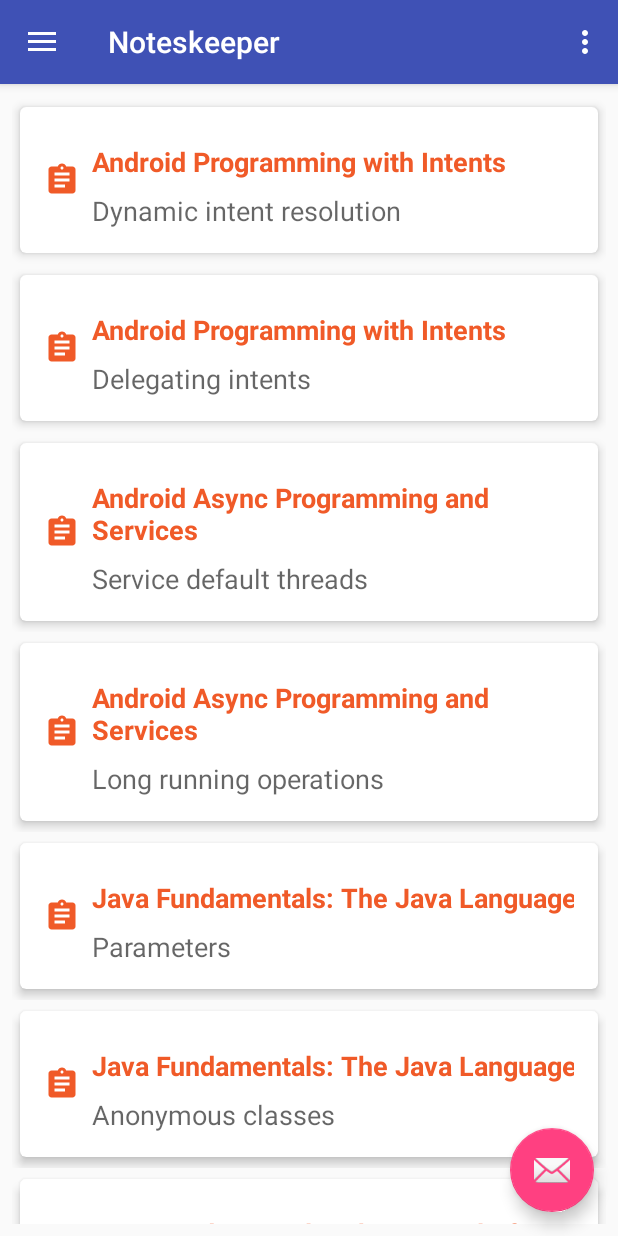
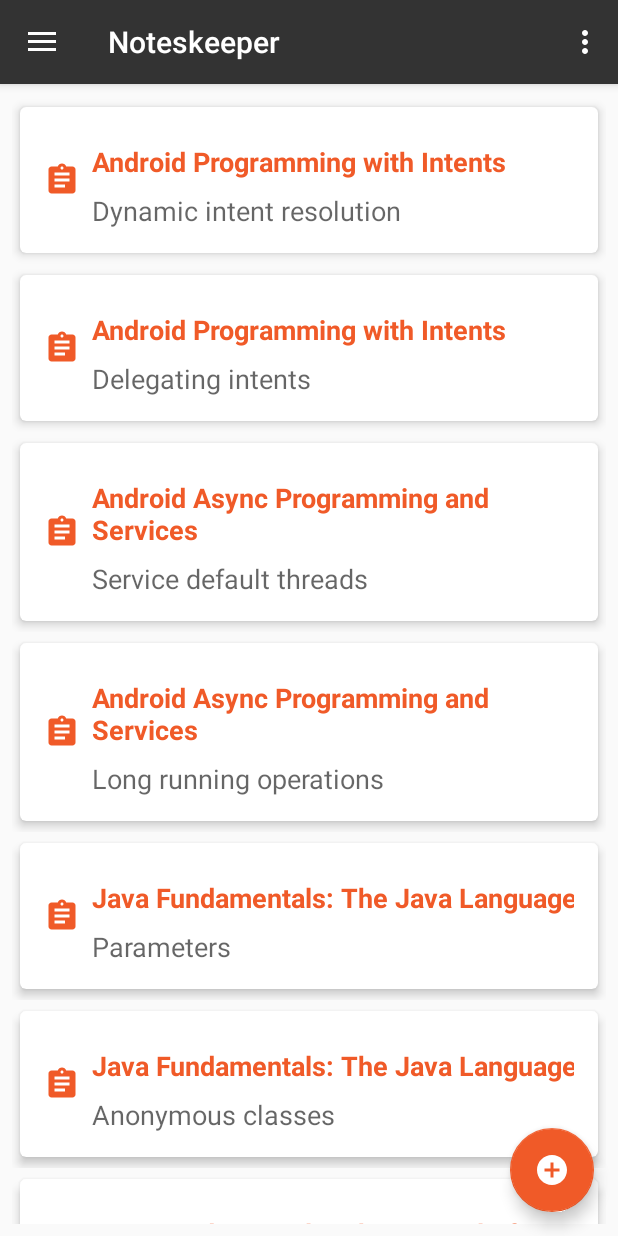
Before and after one commit to TshepzMogapi/PluralSightNotesKeeper, an Android app: the screen it shows after launch (MainActivity), on a phone screen of 412 x 824 dp. Run offline under Robolectric (Android 15) with nearby library versions, the phone set to English and light mode, and no system bars.

Commit message:
modify the appTheme attributes

```diff
--- /dev/null
+++ b/app/src/main/res/drawable/ic_add_circle_black_24dp.xml
@@ -0,0 +1,9 @@
+<vector xmlns:android="http://schemas.android.com/apk/res/android"
+        android:width="24dp"
+        android:height="24dp"
+        android:viewportWidth="24.0"
+        android:viewportHeight="24.0">
+    <path
+        android:fillColor="#FF000000"
+        android:pathData="M12,2C6.48,2 2,6.48 2,12s4.48,10 10,10 10,-4.48 10,-10S17.52,2 12,2zM17,13h-4v4h-2v-4L7,13v-2h4L11,7h2v4h4v2z"/>
+</vector>
--- a/app/src/main/res/layout/app_bar_main.xml
+++ b/app/src/main/res/layout/app_bar_main.xml
@@ -20,14 +20,16 @@
 
     </android.support.design.widget.AppBarLayout>
 
-    <include layout="@layout/content_main" />
+    <include
+        style="@style/AddFab"
+        layout="@layout/content_main" />
 
     <android.support.design.widget.FloatingActionButton
         android:id="@+id/fab"
+        style="@style/AddFab"
         android:layout_width="wrap_content"
         android:layout_height="wrap_content"
         android:layout_gravity="bottom|end"
-        android:layout_margin="@dimen/fab_margin"
-        app:srcCompat="@android:drawable/ic_dialog_email" />
+        android:layout_margin="@dimen/fab_margin" />
 
 </android.support.design.widget.CoordinatorLayout>
--- a/app/src/main/res/values/colors.xml
+++ b/app/src/main/res/values/colors.xml
@@ -1,7 +1,7 @@
 <?xml version="1.0" encoding="utf-8"?>
 <resources>
     <color name="pluralsight_orange">#f05a28</color>
-    <color name="colorPrimary">#3F51B5</color>
-    <color name="colorPrimaryDark">#303F9F</color>
-    <color name="colorAccent">#FF4081</color>
+    <color name="colorPrimary">#333333</color>
+    <color name="colorPrimaryDark">#222222</color>
+    <color name="colorAccent">@color/pluralsight_orange</color>
 </resources>
--- a/app/src/main/res/values/styles.xml
+++ b/app/src/main/res/values/styles.xml
@@ -23,4 +23,11 @@
         <item name="android:textStyle">bold</item>
     </style>
 
+    <style name="AddFab" parent="@style/Widget.Design.FloatingActionButton">
+        <item name="srcCompat">@drawable/ic_add_circle_black_24dp</item>
+        <item name="android:tint">@android:color/white</item>
+    </style>
+
+
+
 </resources>
```
